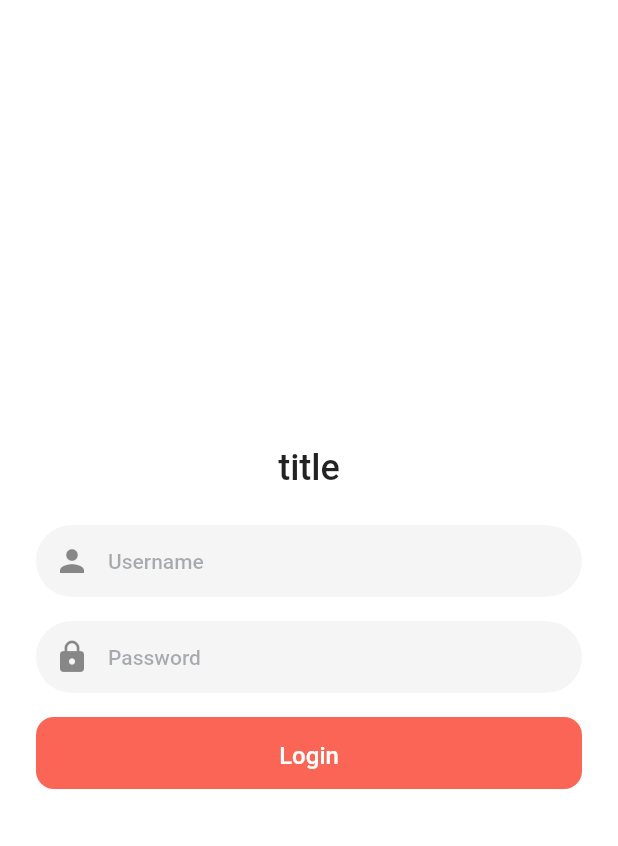
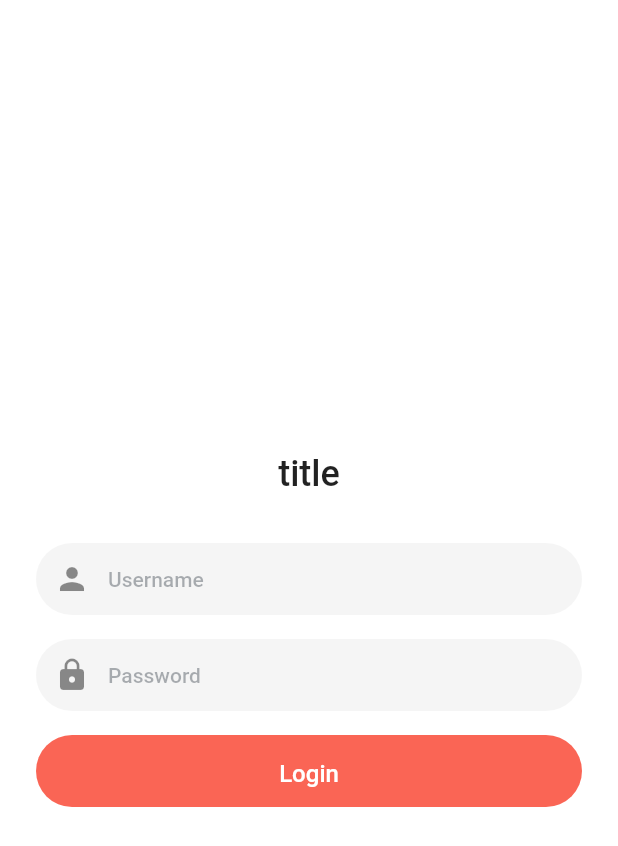
Before and after one commit to hungps/flutter_starter, a Flutter app: the screen it shows after launch, on a phone screen of 412 x 824 dp. Shown: the top 846 px of the screen. Run offline on Flutter 3.47's test engine with Material 3 defaults, Android fonts, the phone set to English and light mode, and no system bars; our stand-ins replace auto_route, bloc_concurrency, dio, easy_localization, flutter_bloc, flutter_secure_storage and 4 more; generated files the repository leaves out were written again; network calls fail.

Commit message:
refactor: changing the button style to matchs with the textfield

```diff
--- a/lib/presenter/pages/login/login.dart
+++ b/lib/presenter/pages/login/login.dart
@@ -69,19 +69,23 @@ class _LoginPageState extends State<LoginPage> {
         LoginFailureListener(listener: _onError),
       ],
       child: Scaffold(
-        body: Padding(
-          padding: const EdgeInsets.all(24),
-          child: Center(
+        body: Center(
+          child: Container(
+            constraints: BoxConstraints(maxWidth: 512),
+            padding: const EdgeInsets.all(24),
             child: Column(
               mainAxisSize: MainAxisSize.min,
               crossAxisAlignment: CrossAxisAlignment.stretch,
+              spacing: 16,
               children: [
-                Text(
-                  tr(F.title),
-                  textAlign: TextAlign.center,
-                  style: context.typographies.heading,
+                Padding(
+                  padding: const EdgeInsets.all(16),
+                  child: Text(
+                    F.title,
+                    textAlign: TextAlign.center,
+                    style: context.typographies.heading,
+                  ),
                 ),
-                const SizedBox(height: 24),
                 TextField(
                   decoration: InputDecoration(
                     prefixIcon: const Icon(Icons.person),
@@ -89,7 +93,6 @@ class _LoginPageState extends State<LoginPage> {
                   ),
                   onChanged: _onUsernameChanged,
                 ),
-                const SizedBox(height: 16),
                 TextField(
                   decoration: InputDecoration(
                     prefixIcon: const Icon(Icons.lock),
@@ -98,7 +101,6 @@ class _LoginPageState extends State<LoginPage> {
                   obscureText: true,
                   onChanged: _onPasswordChanged,
                 ),
-                const SizedBox(height: 16),
                 LoginStatusSelector(builder: (status) {
                   return FilledButton(
                     onPressed: _onLoginPressed,
```
Also changed, not shown: lib/presenter/themes/styles.dart (+47 -30 lines), lib/presenter/themes/themes.dart (+24 -19 lines), lib/services/oauth_token_manager/oauth_token_manager.default.dart (+5 -3 lines).
